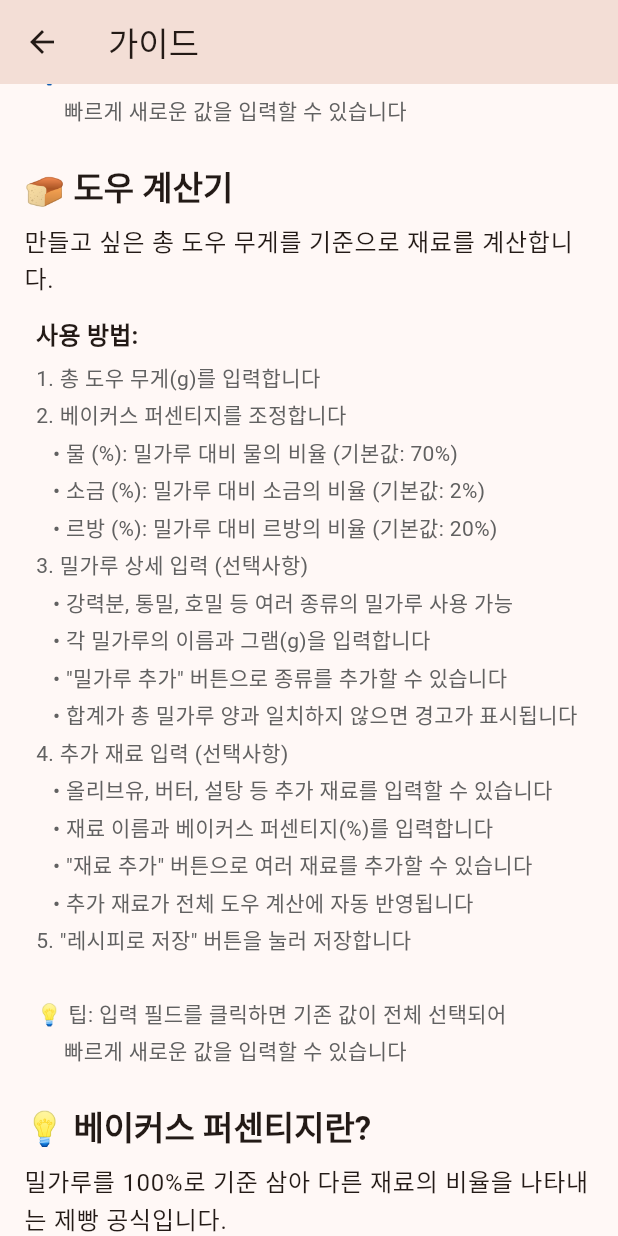
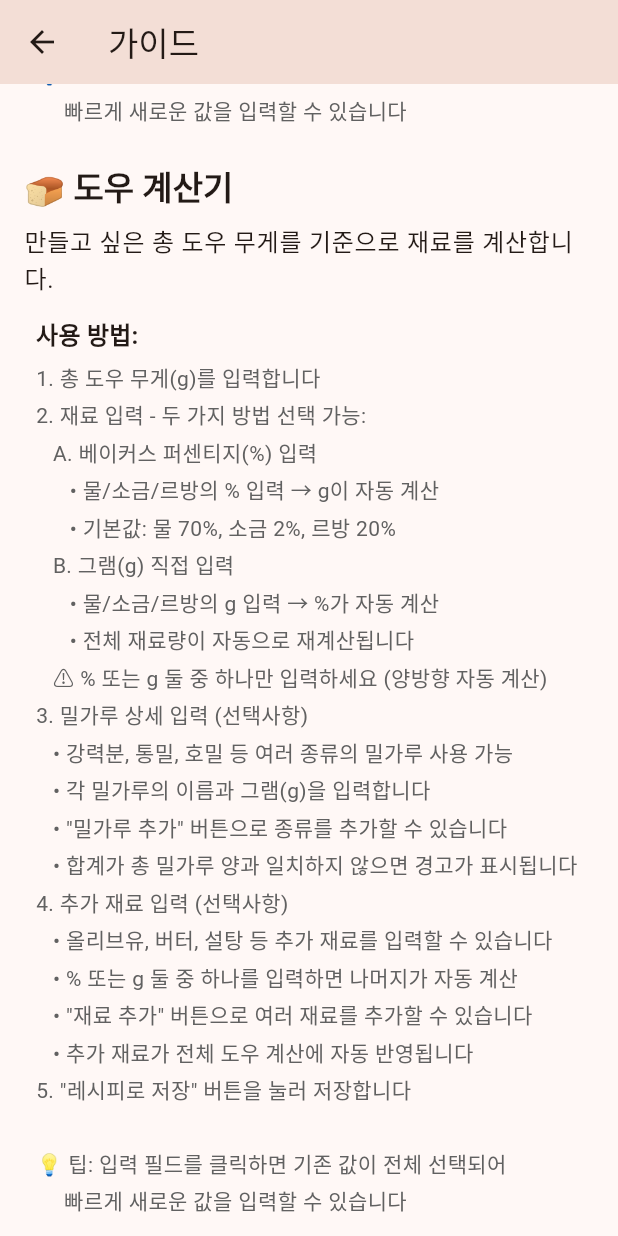
Before and after one commit to youp-han/cooking_timer, a Flutter app: the GuideScreen screen opened directly, scrolled down 576 dp, on a phone screen of 412 x 824 dp. Run offline on Flutter 3.47's test engine with Material 3 defaults, Android fonts, the phone set to English and light mode, and no system bars; our stand-ins replace drift, flutter_local_notifications, package_info_plus; missing offline and left inert: flutter_background_service, flutter_background_service_android; accounts and stored records are empty; generated files the repository leaves out were written again; Roboto replaces fonts that are missing (Pretendard).

Commit message:
feature update: 0.0.5 g 입력 가능
%만 입력 가능했는데 g 입력 가능 (계산기)

```diff
--- a/cooking_timer_app/lib/screens/guide_screen.dart
+++ b/cooking_timer_app/lib/screens/guide_screen.dart
@@ -55,10 +55,14 @@ class GuideScreen extends StatelessWidget {
             '사용 방법:',
             [
               '1. 총 도우 무게(g)를 입력합니다',
-              '2. 베이커스 퍼센티지를 조정합니다',
-              '   • 물 (%): 밀가루 대비 물의 비율 (기본값: 70%)',
-              '   • 소금 (%): 밀가루 대비 소금의 비율 (기본값: 2%)',
-              '   • 르방 (%): 밀가루 대비 르방의 비율 (기본값: 20%)',
+              '2. 재료 입력 - 두 가지 방법 선택 가능:',
+              '   A. 베이커스 퍼센티지(%) 입력',
+              '      • 물/소금/르방의 % 입력 → g이 자동 계산',
+              '      • 기본값: 물 70%, 소금 2%, 르방 20%',
+              '   B. 그램(g) 직접 입력',
+              '      • 물/소금/르방의 g 입력 → %가 자동 계산',
+              '      • 전체 재료량이 자동으로 재계산됩니다',
+              '   ⚠️ % 또는 g 둘 중 하나만 입력하세요 (양방향 자동 계산)',
               '3. 밀가루 상세 입력 (선택사항)',
               '   • 강력분, 통밀, 호밀 등 여러 종류의 밀가루 사용 가능',
               '   • 각 밀가루의 이름과 그램(g)을 입력합니다',
@@ -66,7 +70,7 @@ class GuideScreen extends StatelessWidget {
               '   • 합계가 총 밀가루 양과 일치하지 않으면 경고가 표시됩니다',
               '4. 추가 재료 입력 (선택사항)',
               '   • 올리브유, 버터, 설탕 등 추가 재료를 입력할 수 있습니다',
-              '   • 재료 이름과 베이커스 퍼센티지(%)를 입력합니다',
+              '   • % 또는 g 둘 중 하나를 입력하면 나머지가 자동 계산',
               '   • "재료 추가" 버튼으로 여러 재료를 추가할 수 있습니다',
               '   • 추가 재료가 전체 도우 계산에 자동 반영됩니다',
               '5. "레시피로 저장" 버튼을 눌러 저장합니다',
@@ -112,6 +116,29 @@ class GuideScreen extends StatelessWidget {
               '',
               '⚠️ 추가 재료를 넣으면 전체 비율이 달라지므로',
               '   모든 재료의 양이 자동으로 재계산됩니다',
+            ],
+          ),
+          _buildSubSection(
+            context,
+            '양방향 입력 예시:',
+            [
+              '총 도우 500g 고정 상태에서:',
+              '',
+              '방법 1: % 입력',
+              '• 물 70% 입력 → 자동으로 182g 계산됨',
+              '',
+              '방법 2: g 입력',
+              '• 물 200g 직접 입력',
+              '→ 물 % 자동 계산: 200g ÷ 260g × 100 = 77.0%',
+              '→ 전체 비율 재계산: 100 + 77 + 2 + 20 = 199%',
+              '→ 모든 재료 재계산:',
+              '   - 밀가루 = 500 × (100/199) = 251g',
+              '   - 물 = 200g (입력한 값)',
+              '   - 소금 = 500 × (2/199) = 5g',
+              '   - 르방 = 500 × (20/199) = 50g',
+              '',
+              '💡 총 도우 무게는 고정, 한 재료를 바꾸면',
+              '   다른 모든 재료가 자동으로 재조정됩니다',
             ],
           ),
           const SizedBox(height: 24),
```
Also changed, not shown: cooking_timer_app/lib/screens/dough_calculator_screen.dart (+116 -37 lines).
